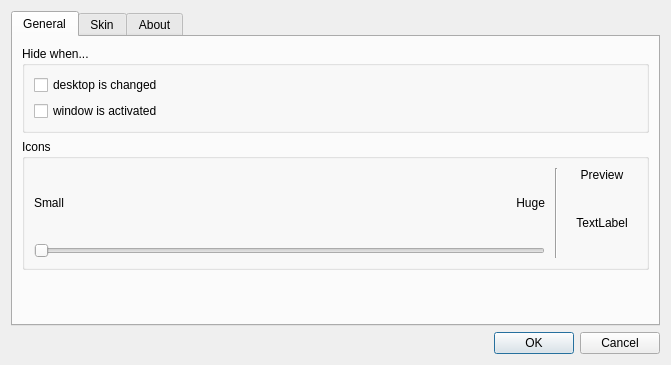
First picture: the form in src/optionsdlg.ui, repository eagafonov/ikonized, before the edit.
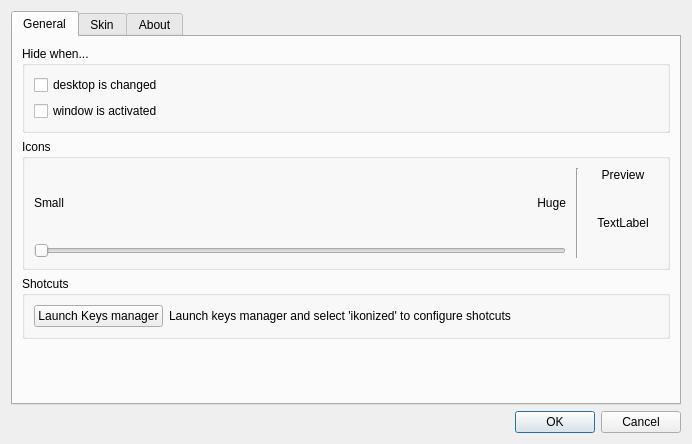
Second picture: the form after the edit.

Commit message: Launch Keys manager to configure global shortcut

What changed in the file:
```diff
--- a/src/optionsdlg.ui
+++ b/src/optionsdlg.ui
@@ -6,8 +6,8 @@
    <rect>
     <x>0</x>
     <y>0</y>
-    <width>671</width>
-    <height>365</height>
+    <width>692</width>
+    <height>444</height>
    </rect>
   </property>
   <property name="sizePolicy">
@@ -188,6 +188,38 @@
              </layout>
             </widget>
            </item>
+           <item>
+            <widget class="QGroupBox" name="groupBox_4">
+             <property name="title">
+              <string>Shotcuts</string>
+             </property>
+             <layout class="QHBoxLayout" name="horizontalLayout_8">
+              <item>
+               <widget class="QPushButton" name="launchKeyManagerBtn">
+                <property name="sizePolicy">
+                 <sizepolicy hsizetype="Fixed" vsizetype="Fixed">
+                  <horstretch>0</horstretch>
+                  <verstretch>0</verstretch>
+                 </sizepolicy>
+                </property>
+                <property name="text">
+                 <string>Launch Keys manager</string>
+                </property>
+               </widget>
+              </item>
+              <item>
+               <widget class="QLabel" name="label_4">
+                <property name="text">
+                 <string>Launch keys manager and select 'ikonized' to configure shotcuts</string>
+                </property>
+                <property name="textFormat">
+                 <enum>Qt::RichText</enum>
+                </property>
+               </widget>
+              </item>
+             </layout>
+            </widget>
+           </item>
            <item>
             <spacer name="verticalSpacer_3">
              <property name="orientation">
```
The commit also changes 5 other files.
